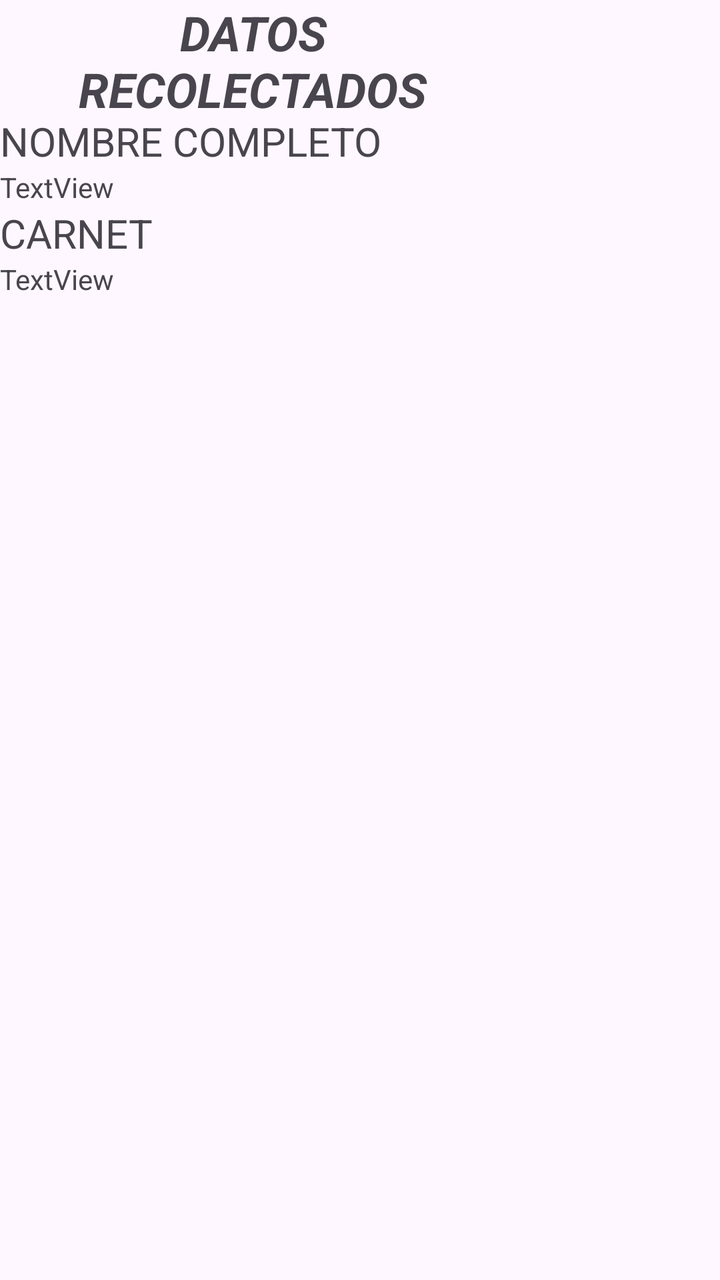
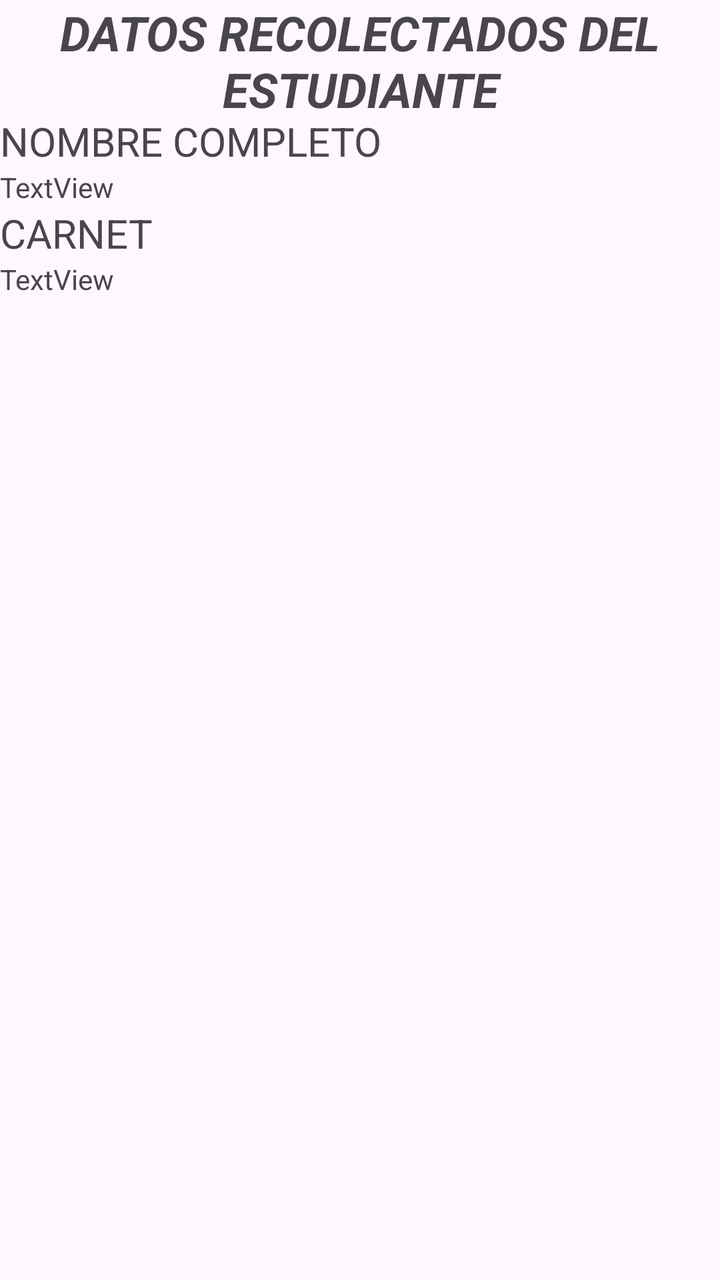

An Android layout rendered at two revisions. The XML below is the earlier revision; the diff shows what the commit changed to produce the second picture.
<!-- AndroidManifest.xml: application theme Theme.App1 -->
<!-- res/layout/activity_datos.xml -->
<?xml version="1.0" encoding="utf-8"?>
<androidx.constraintlayout.widget.ConstraintLayout xmlns:android="http://schemas.android.com/apk/res/android"
    xmlns:app="http://schemas.android.com/apk/res-auto"
    xmlns:tools="http://schemas.android.com/tools"
    android:id="@+id/main"
    android:layout_width="match_parent"
    android:layout_height="match_parent"
    tools:context=".datos_activity">

    <LinearLayout
        android:layout_width="409dp"
        android:layout_height="656dp"
        android:orientation="vertical"
        tools:layout_editor_absoluteX="1dp"
        tools:layout_editor_absoluteY="74dp">

        <LinearLayout
            android:layout_width="253dp"
            android:layout_height="57dp"
            android:orientation="vertical">

            <TextView
                android:id="@+id/textView2"
                android:layout_width="match_parent"
                android:layout_height="wrap_content"
                android:text="DATOS RECOLECTADOS"
                android:textAlignment="center"
                android:textSize="24sp"
                android:textStyle="bold|italic" />
        </LinearLayout>

        <LinearLayout
            android:layout_width="match_parent"
            android:layout_height="match_parent"
            android:orientation="vertical">

            <TextView
                android:id="@+id/textNombre"
                android:layout_width="match_parent"
                android:layout_height="wrap_content"
                android:text="NOMBRE COMPLETO"
                android:textSize="20sp" />

            <TextView
                android:id="@+id/idNomCompleto"
                android:layout_width="match_parent"
                android:layout_height="wrap_content"
                android:text="TextView" />

            <TextView
                android:id="@+id/txtCarnet"
                android:layout_width="match_parent"
                android:layout_height="wrap_content"
                android:text="CARNET"
                android:textSize="20sp" />

            <TextView
                android:id="@+id/idCarnet"
                android:layout_width="match_parent"
                android:layout_height="wrap_content"
                android:text="TextView" />
        </LinearLayout>
    </LinearLayout>
</androidx.constraintlayout.widget.ConstraintLayout>
<!-- resources referenced by this layout -->
<resources>
  <style name="Theme.App1" parent="Base.Theme.App1" />
  <style name="Base.Theme.App1" parent="Theme.Material3.DayNight.NoActionBar">
          
          
      </style>
</resources>

<!-- the commit's change to res/layout/activity_datos.xml (unified diff, before → after) -->
@@ -19,14 +19,6 @@
             android:layout_height="57dp"
             android:orientation="vertical">
 
-            <TextView
-                android:id="@+id/textView2"
-                android:layout_width="match_parent"
-                android:layout_height="wrap_content"
-                android:text="DATOS RECOLECTADOS"
-                android:textAlignment="center"
-                android:textSize="24sp"
-                android:textStyle="bold|italic" />
         </LinearLayout>
 
         <LinearLayout
@@ -61,4 +53,15 @@
                 android:text="TextView" />
         </LinearLayout>
     </LinearLayout>
+
+    <TextView
+        android:id="@+id/textView2"
+        android:layout_width="match_parent"
+        android:layout_height="wrap_content"
+        android:text="DATOS RECOLECTADOS DEL ESTUDIANTE"
+        android:textAlignment="center"
+        android:textSize="24sp"
+        android:textStyle="bold|italic"
+        tools:layout_editor_absoluteX="1dp"
+        tools:layout_editor_absoluteY="28dp" />
 </androidx.constraintlayout.widget.ConstraintLayout>
